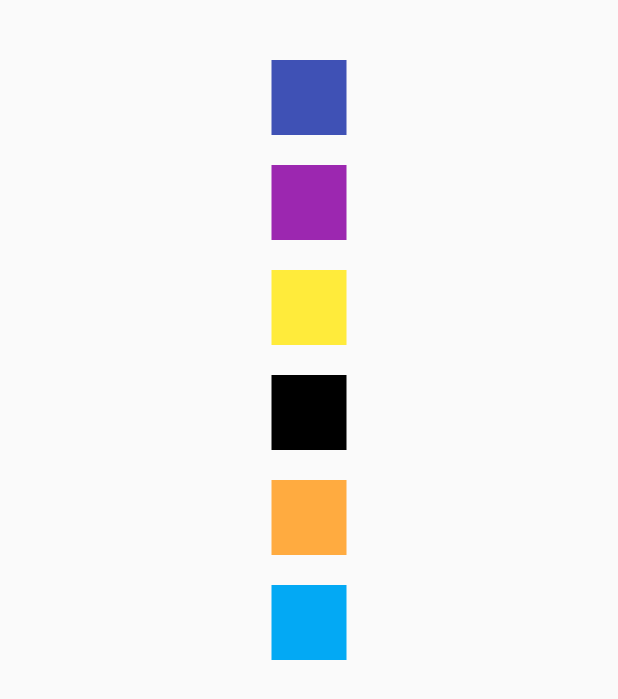
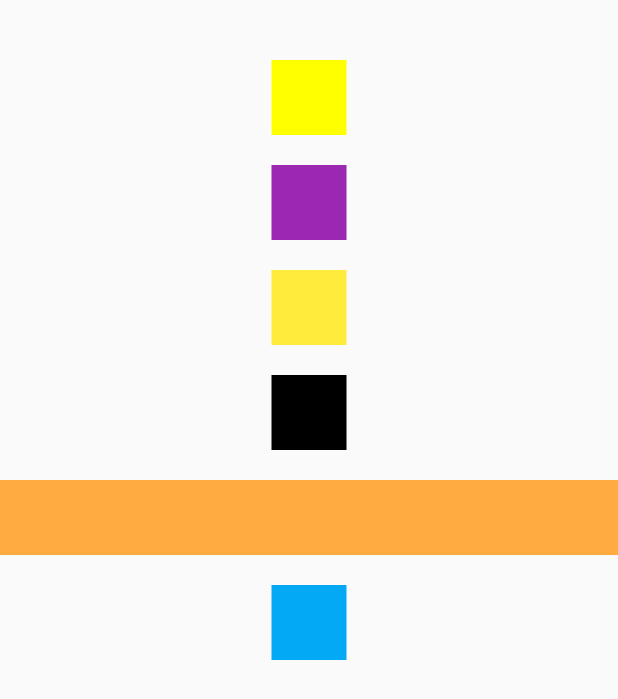
Before and after one commit to coderjyoti966195/meadia-quiry-flutter, a Flutter app: the screen it shows after launch, on a phone screen of 412 x 824 dp. Shown: the top 699 px of the screen. Run offline on Flutter 3.47's test engine with Material 2 defaults, Android fonts, the phone set to English and light mode, and no system bars.

Commit message:
all changes

```diff
--- a/app/lib/main.dart
+++ b/app/lib/main.dart
@@ -33,11 +33,8 @@ class MyApp extends StatelessWidget {
 
    @override
    Widget build(BuildContext context) {
-     var screenWidth =MediaQuery
-         .of(context).size.width;
-     var screenHeight
-     =MediaQuery
-         .of(context).size.width;
+     var screenWidth =MediaQuery.of(context).size.width;
+     var screenHeight =MediaQuery.of(context).size.width;
      return Scaffold(
        body: screenWidth>=467 ? tabletHomePage(screenWidth,screenHeight): phoneHomePage(screenWidth,screenHeight)
      );
@@ -122,7 +119,7 @@ class MyApp extends StatelessWidget {
              Container(
                width: 50,
                height: 50,
-               color: Colors.indigo,
+               color: Colors.yellowAccent,
              ),
              SizedBox(height: 20,),
              Container(
@@ -144,7 +141,7 @@ class MyApp extends StatelessWidget {
              ),
              SizedBox(height: 20,),
              Container(
-               width: 50,
+               width: 500,
                height: 50,
                color: Colors.orangeAccent,
              ),
@@ -155,7 +152,8 @@ class MyApp extends StatelessWidget {
                color: Colors.lightBlue,
              ),
            ],
-         )
+         ),
+
        ],
      );
  }
```
